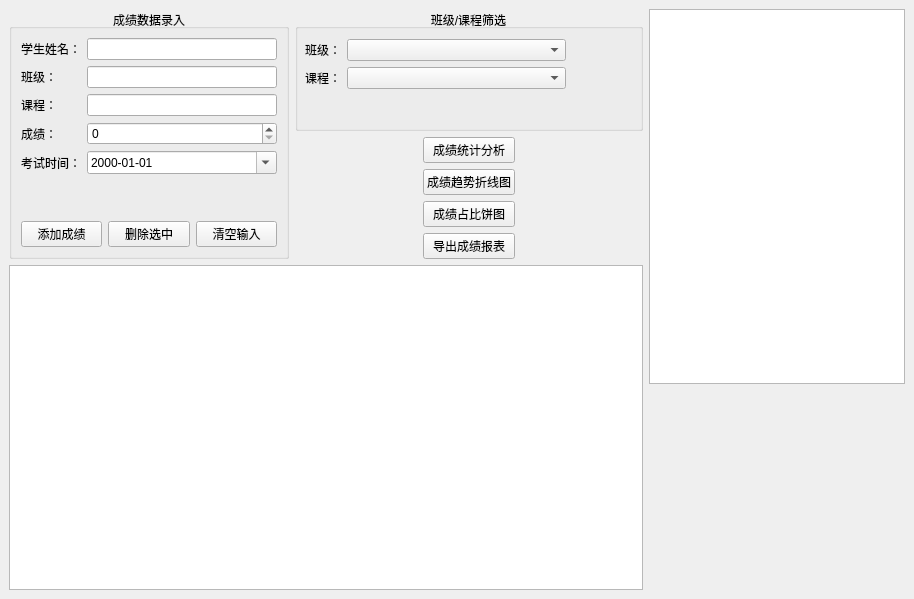
Before: the Qt Designer form mainwindow.ui in ZERONE-xhc/QTStudentScoreSystem, drawn with Qt 5.
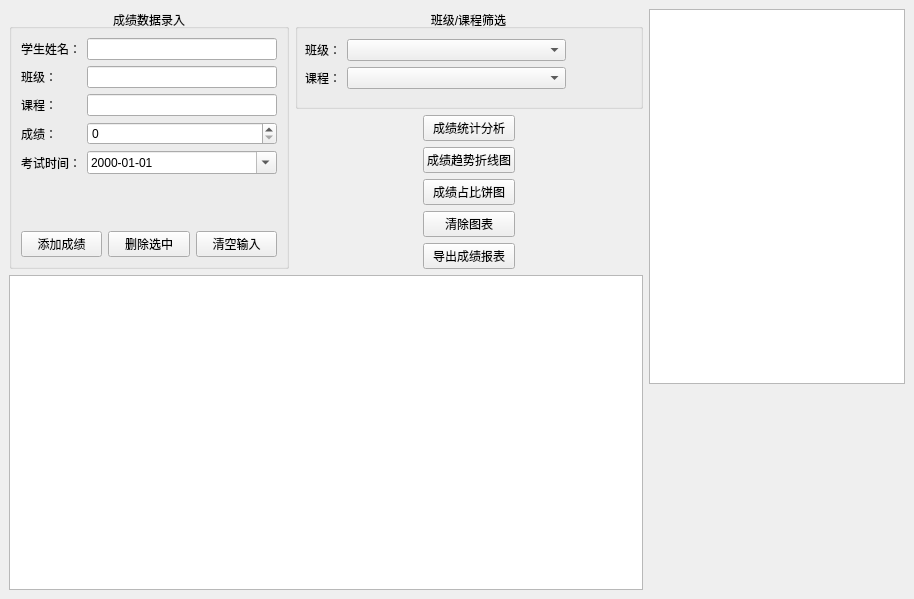
After: the same form once the commit is applied.

Commit message: 添加清除图表按钮

The edit to the form file:
```diff
--- a/mainwindow.ui
+++ b/mainwindow.ui
@@ -252,6 +252,13 @@
         </property>
        </widget>
       </item>
+      <item>
+       <widget class="QPushButton" name="btn_clearChart">
+        <property name="text">
+         <string>清除图表</string>
+        </property>
+       </widget>
+      </item>
       <item>
        <widget class="QPushButton" name="btn_export">
         <property name="text">
```
The commit also changes 9 other files.
